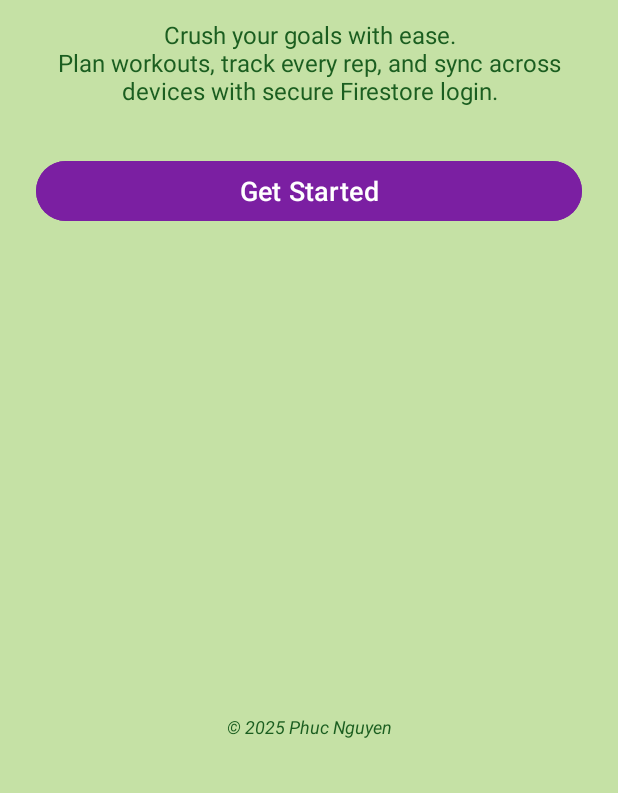
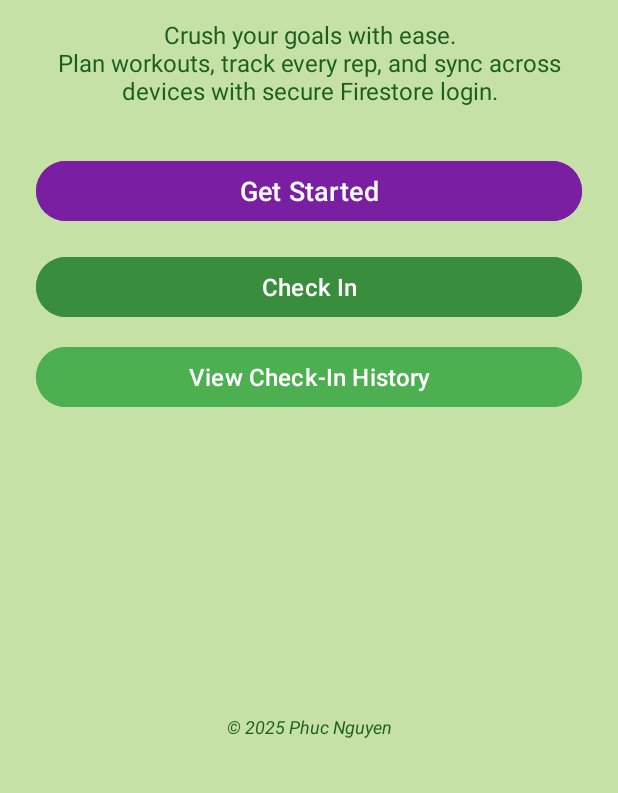
Before and after one commit to PhucGiaNguyen99/TrackMyReps, an Android app: the screen it shows after launch (IntroActivity), on a phone screen of 412 x 824 dp, the part 443-1236 px from its top. Run offline under Robolectric (Android 15) with nearby library versions, the phone set to English and light mode, and no system bars.

Commit message:
feat: add the view check in history button and check in button to the Intro Activity

```diff
--- a/app/src/main/java/com/example/workouttracker/activities/IntroActivity.java
+++ b/app/src/main/java/com/example/workouttracker/activities/IntroActivity.java
@@ -3,12 +3,19 @@ package com.example.workouttracker.activities;
 import android.content.Intent;
 import android.os.Bundle;
 import android.widget.Button;
+import android.widget.Toast;
 
 import androidx.appcompat.app.AppCompatActivity;
 
 import com.example.workouttracker.R;
+import com.example.workouttracker.database.WorkoutDatabaseHelper;
+
+import java.text.SimpleDateFormat;
+import java.util.Date;
+import java.util.Locale;
 
 public class IntroActivity extends AppCompatActivity {
+    WorkoutDatabaseHelper dbHelper;
 
     @Override
     protected void onCreate(Bundle savedInstanceState) {
@@ -21,5 +28,21 @@ public class IntroActivity extends AppCompatActivity {
             startActivity(intent);
             finish(); // Optional: Prevent going back to intro screen
         });
+
+        Button checkInButton = findViewById(R.id.checkInButton);
+        Button viewCheckInHistoryButton = findViewById(R.id.viewCheckInHistoryButton);
+
+        dbHelper = new WorkoutDatabaseHelper(this);
+
+        checkInButton.setOnClickListener(v -> {
+            String timestamp = new SimpleDateFormat("yyyy-MM-dd HH:mm:ss", Locale.getDefault()).format(new Date());
+            dbHelper.insertCheckIn(timestamp);
+            Toast.makeText(this, "Check-in saved!", Toast.LENGTH_SHORT).show();
+        });
+
+        // View History Button
+        viewCheckInHistoryButton.setOnClickListener(v -> {
+            startActivity(new Intent(this, CheckInActivity.class));
+        });
     }
 }
--- a/app/src/main/res/layout/activity_intro.xml
+++ b/app/src/main/res/layout/activity_intro.xml
@@ -66,6 +66,41 @@
         app:layout_constraintStart_toStartOf="parent"
         app:layout_constraintEnd_toEndOf="parent" />
 
+    <!-- Check In Button -->
+    <com.google.android.material.button.MaterialButton
+        android:id="@+id/checkInButton"
+        android:layout_width="0dp"
+        android:layout_height="wrap_content"
+        android:text="Check In"
+        android:textAllCaps="false"
+        android:textSize="16sp"
+        android:layout_marginTop="16dp"
+        app:cornerRadius="24dp"
+        app:elevation="6dp"
+        android:backgroundTint="#388E3C"
+        android:textColor="@android:color/white"
+        app:layout_constraintTop_toBottomOf="@id/startAppButton"
+        app:layout_constraintStart_toStartOf="parent"
+        app:layout_constraintEnd_toEndOf="parent" />
+
+    <!-- View Check-In History Button -->
+    <com.google.android.material.button.MaterialButton
+        android:id="@+id/viewCheckInHistoryButton"
+        android:layout_width="0dp"
+        android:layout_height="wrap_content"
+        android:text="View Check-In History"
+        android:textAllCaps="false"
+        android:textSize="16sp"
+        android:layout_marginTop="12dp"
+        app:cornerRadius="24dp"
+        app:elevation="6dp"
+        android:backgroundTint="#4CAF50"
+        android:textColor="@android:color/white"
+        app:layout_constraintTop_toBottomOf="@id/checkInButton"
+        app:layout_constraintStart_toStartOf="parent"
+        app:layout_constraintEnd_toEndOf="parent" />
+
+
     <!-- Footer Credit -->
     <TextView
         android:id="@+id/creditText"
```
